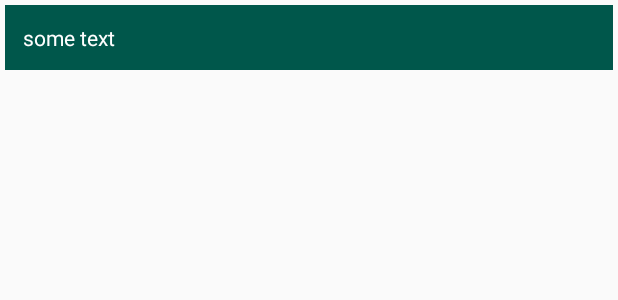
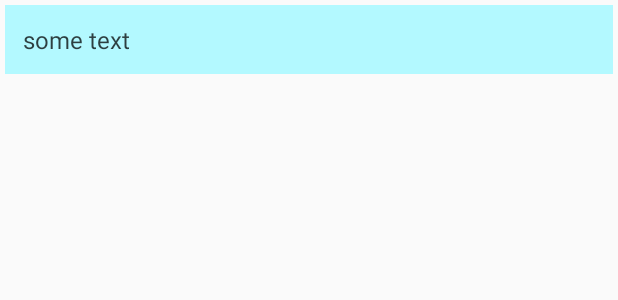
Before and after one commit to Sammy-T/JotNotes, an Android app: the layout note_item.xml on its own in the app's theme, with its tools: preview values and no code run, on a phone screen of 412 x 824 dp. Shown: the top 300 px of the screen. Run offline under Robolectric (Android 15) with nearby library versions, the phone set to English and light mode, and no system bars.

Commit message:
Switched to Toolbar
Switched default App Bar to Toolbar. Changed Toolbar font. Changed theme colors.

```diff
--- a/app/src/main/java/sammyt/jotnotes/MainActivity.java
+++ b/app/src/main/java/sammyt/jotnotes/MainActivity.java
@@ -2,6 +2,7 @@ package sammyt.jotnotes;
 
 import androidx.annotation.NonNull;
 import androidx.appcompat.app.AppCompatActivity;
+import androidx.appcompat.widget.Toolbar;
 import androidx.recyclerview.widget.GridLayoutManager;
 import androidx.recyclerview.widget.RecyclerView;
 import androidx.recyclerview.widget.StaggeredGridLayoutManager;
@@ -70,6 +71,9 @@ public class MainActivity extends AppCompatActivity {
     protected void onCreate(Bundle savedInstanceState) {
         super.onCreate(savedInstanceState);
         setContentView(R.layout.activity_main);
+
+        Toolbar toolbar = findViewById(R.id.toolbar);
+        setSupportActionBar(toolbar);
 
         RecyclerView notesRecycler = findViewById(R.id.notes_recycler);
         FloatingActionButton addNoteFab = findViewById(R.id.add_note_fab);
--- a/app/src/main/res/layout/note_item.xml
+++ b/app/src/main/res/layout/note_item.xml
@@ -5,13 +5,16 @@
     android:layout_height="wrap_content"
     android:padding="12dp"
     android:layout_margin="3dp"
-    android:background="@color/colorPrimaryDark">
+    android:clickable="true"
+    android:foreground="?attr/selectableItemBackground"
+    android:background="@color/colorPrimaryLt2">
 
     <TextView
         android:id="@+id/note_text"
         android:layout_width="match_parent"
         android:layout_height="wrap_content"
-        android:maxHeight="100dp"
-        android:textColor="#FFFFFF"
-        android:text="some text"/>
+        android:textColor="#000000"
+        android:alpha="0.75"
+        android:text="some text"
+        style="@style/note_item" />
 </FrameLayout>
--- a/app/src/main/res/values/colors.xml
+++ b/app/src/main/res/values/colors.xml
@@ -1,6 +1,8 @@
 <?xml version="1.0" encoding="utf-8"?>
 <resources>
-    <color name="colorPrimary">#008577</color>
-    <color name="colorPrimaryDark">#00574B</color>
-    <color name="colorAccent">#D81B60</color>
+    <color name="colorPrimary">#00838e</color>
+    <color name="colorPrimaryDark">#005661</color>
+    <color name="colorPrimaryLt">#4fb3bf</color>
+    <color name="colorPrimaryLt2">#b3f9ff</color>
+    <color name="colorAccent">#880e4f</color>
 </resources>
--- a/app/src/main/res/values/styles.xml
+++ b/app/src/main/res/values/styles.xml
@@ -1,11 +1,21 @@
 <resources>
 
     <!-- Base application theme. -->
-    <style name="AppTheme" parent="Theme.AppCompat.Light.DarkActionBar">
+    <style name="AppTheme" parent="Theme.AppCompat.Light.NoActionBar">
         <!-- Customize your theme here. -->
         <item name="colorPrimary">@color/colorPrimary</item>
         <item name="colorPrimaryDark">@color/colorPrimaryDark</item>
         <item name="colorAccent">@color/colorAccent</item>
     </style>
 
+    <style name="note_item">
+        <item name="android:lineSpacingExtra">3sp</item>
+        <item name="android:maxLines">8</item>
+        <item name="android:ellipsize">end</item>
+        <item name="android:textSize">16sp</item>
+    </style>
+
+    <style name="ActionBarTheme" parent="ThemeOverlay.AppCompat.Dark.ActionBar">
+        <item name="android:fontFamily">@font/red_hat_display_regular</item>
+    </style>
 </resources>
```
Also changed, not shown: app/src/main/java/sammyt/jotnotes/EditActivity.java (+8 -0 lines), app/src/main/res/layout/activity_edit.xml (+19 -4 lines), app/src/main/res/layout/activity_main.xml (+16 -2 lines), app/src/main/res/font/red_hat_display_black.ttf (added), app/src/main/res/font/red_hat_display_black_italic.ttf (added), app/src/main/res/font/red_hat_display_bold.ttf (added), app/src/main/res/font/red_hat_display_bold_italic.ttf (added), app/src/main/res/font/red_hat_display_medium.ttf (added), app/src/main/res/font/red_hat_display_medium_italic.ttf (added), app/src/main/res/font/red_hat_display_regular.ttf (added), app/src/main/res/font/red_hat_display_regular_italic.ttf (added).
